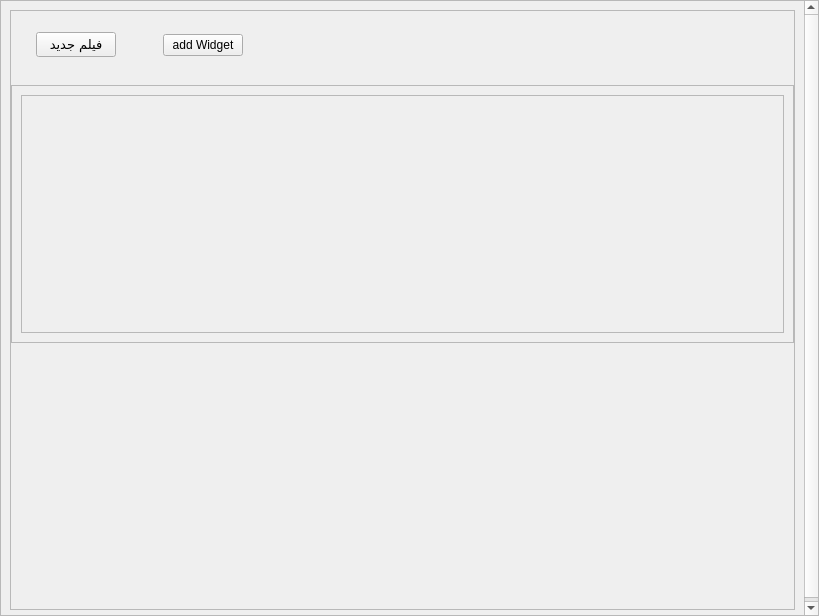
First picture: the form in home.ui, repository seyedmahdii/cinema_project, before the edit.
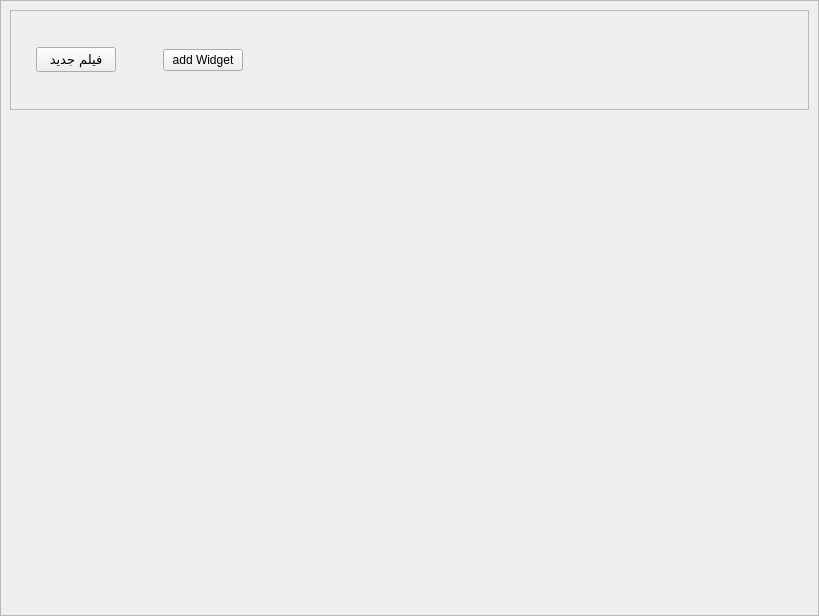
Second picture: the form after the edit. Icons and pictures are not drawn.

Commit message: Deleting movies

What changed in the file:
```diff
--- a/home.ui
+++ b/home.ui
@@ -53,13 +53,13 @@
       <property name="widgetResizable">
        <bool>true</bool>
       </property>
-      <widget class="QWidget" name="scrollAreaWidgetContents">
+      <widget class="QWidget" name="movies_container">
        <property name="geometry">
         <rect>
          <x>0</x>
          <y>0</y>
-         <width>800</width>
-         <height>618</height>
+         <width>817</width>
+         <height>614</height>
         </rect>
        </property>
        <layout class="QVBoxLayout" name="verticalLayout_2">
@@ -68,7 +68,13 @@
           <property name="minimumSize">
            <size>
             <width>750</width>
-            <height>600</height>
+            <height>100</height>
+           </size>
+          </property>
+          <property name="maximumSize">
+           <size>
+            <width>16777215</width>
+            <height>100</height>
            </size>
           </property>
           <property name="styleSheet">
@@ -90,6 +96,9 @@
            <property name="rightMargin">
             <number>0</number>
            </property>
+           <property name="bottomMargin">
+            <number>0</number>
+           </property>
            <item>
             <widget class="QWidget" name="header" native="true">
              <property name="minimumSize">
@@ -269,48 +278,7 @@
              </layout>
             </widget>
            </item>
-           <item>
-            <widget class="QScrollArea" name="scrollArea_2">
-             <property name="widgetResizable">
-              <bool>true</bool>
-             </property>
-             <widget class="QWidget" name="movies_container">
-              <property name="geometry">
-               <rect>
-                <x>0</x>
-                <y>0</y>
-                <width>778</width>
-                <height>249</height>
-               </rect>
-              </property>
-              <layout class="QVBoxLayout" name="verticalLayout_4">
-               <item>
-                <widget class="QFrame" name="my_frame">
-                 <property name="frameShape">
-                  <enum>QFrame::StyledPanel</enum>
-                 </property>
-                 <property name="frameShadow">
-                  <enum>QFrame::Raised</enum>
-                 </property>
-                 <layout class="QHBoxLayout" name="horizontalLayout_2">
-                  <item>
-                   <spacer name="horizontalSpacer_2">
-                    <property name="orientation">
-                     <enum>Qt::Horizontal</enum>
-                    </property>
-                    <property name="sizeHint" stdset="0">
-                     <size>
-                      <width>737</width>
-                      <height>20</height>
-                     </size>
-                    </property>
-                   </spacer>
-                  </item>
-                 </layout>
-                </widget>
-               </item>
-              </layout>
-             </widget>
+          </layout>
             </widget>
            </item>
            <item>
@@ -325,9 +293,6 @@
               </size>
              </property>
             </spacer>
-           </item>
-          </layout>
-         </widget>
         </item>
        </layout>
       </widget>
```
Left out of the diff: 3 changed lines with no effect on the pictures. Lines whose indentation alone changed are shown as unchanged. The commit also changes 13 other files.
